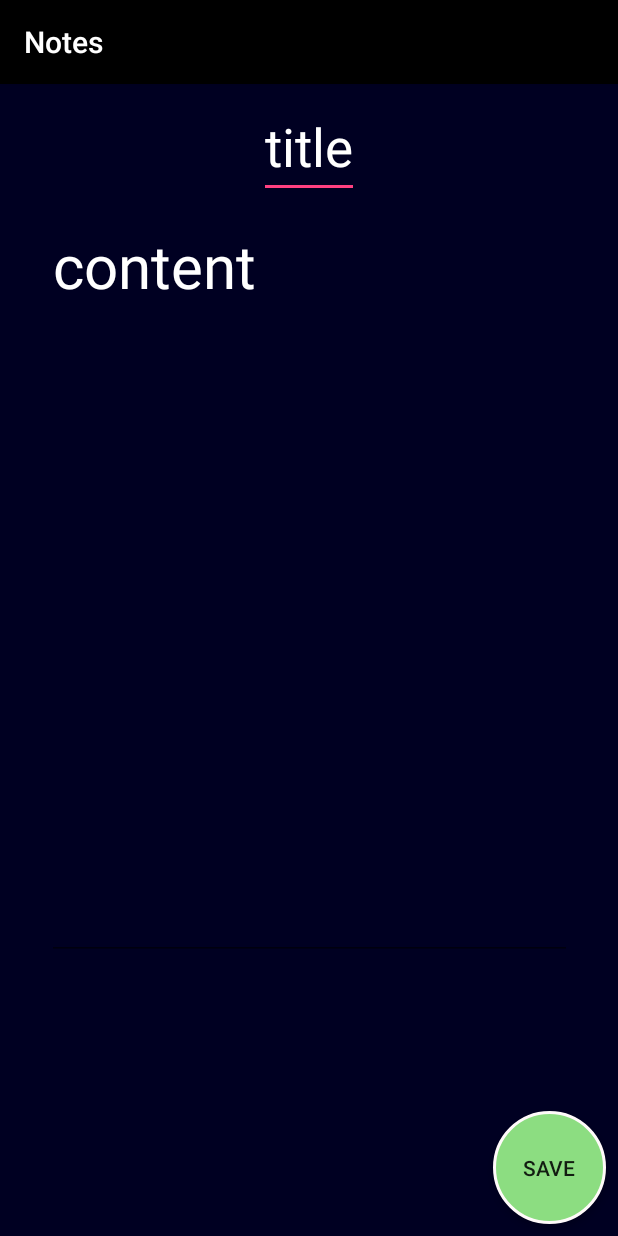
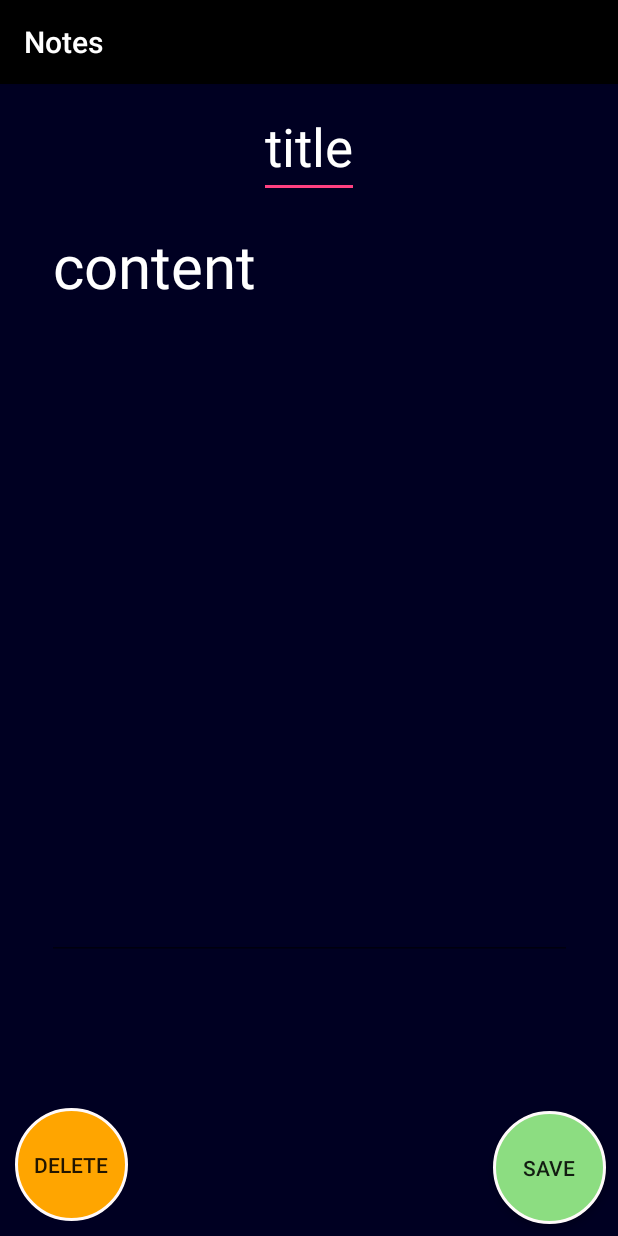
Before and after one commit to wws002/ToDoList, an Android app: the NoteActivity screen opened directly, with no data from a screen before it, on a phone screen of 412 x 824 dp. Run offline under Robolectric (Android 15) with nearby library versions, the phone set to English and light mode, and no system bars.

Commit message:
added delete button for new note screen

```diff
--- a/app/build.gradle
+++ b/app/build.gradle
@@ -1,8 +1,8 @@
 apply plugin: 'com.android.application'
 
 android {
-    compileSdkVersion 28
-    buildToolsVersion "28.0.3"
+    compileSdkVersion 30
+    buildToolsVersion '30.0.2'
     defaultConfig {
         applicationId "com.csce4623.ahnelson.todolist"
         minSdkVersion 19
--- a/app/src/main/res/layout/activity_note.xml
+++ b/app/src/main/res/layout/activity_note.xml
@@ -54,4 +54,16 @@
         app:layout_constraintTop_toBottomOf="@+id/etNoteContent"
         app:layout_constraintVertical_bias="1.0" />
 
+    <Button
+        android:id="@+id/btnDelete"
+        android:layout_width="75dp"
+        android:layout_height="75dp"
+        android:text="Delete"
+        android:background="@drawable/red_button_bg_round"
+        android:translationY="-10dp"
+        android:translationX="10dp"
+        android:onClick="deleteNote"
+        app:layout_constraintStart_toStartOf="parent"
+        app:layout_constraintBottom_toBottomOf="parent"/>
+
 </android.support.constraint.ConstraintLayout>
```
Also changed, not shown: app/src/main/java/com/csce4623/ahnelson/todolist/NoteActivity.java (+14 -0 lines).
